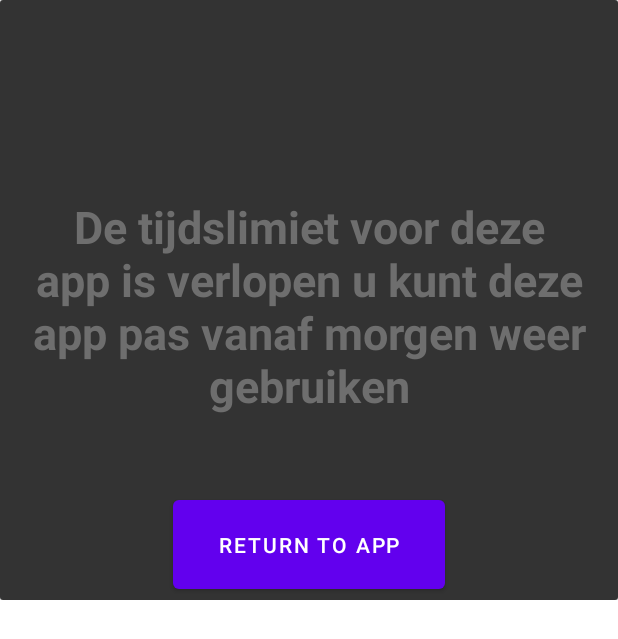
After one commit to jerto2002/Anti-Addict, an Android app: the layout popup_window.xml on its own in the app's theme, with its tools: preview values and no code run, on a phone screen of 412 x 824 dp. The commit adds this screen. Shown: the top 639 px of the screen. Run offline under Robolectric (Android 15) with nearby library versions, the phone set to English and light mode, and no system bars.

Commit message:
teken over andere app wanneer tijdslimiet word overschreden.

```diff
--- a/app/src/main/AndroidManifest.xml
+++ b/app/src/main/AndroidManifest.xml
@@ -10,6 +10,7 @@
     <uses-permission android:name="android.permission.FOREGROUND_SERVICE"></uses-permission>
     <uses-permission android:name="android.permission.REQUEST_IGNORE_BATTERY_OPTIMIZATIONS"></uses-permission>
     <uses-permission-sdk-23 android:name="android.permission.REQUEST_COMPANION_RUN_IN_BACKGROUND" />
+    <uses-permission android:name="android.permission.SYSTEM_ALERT_WINDOW"/>
     <application
         android:allowBackup="true"
         android:dataExtractionRules="@xml/data_extraction_rules"
@@ -49,6 +50,10 @@
                 android:name="android.app.lib_name"
                 android:value="" />
         </activity>
+        <service
+            android:name=".ForegroundService"
+            android:enabled="true"
+            android:exported="true"></service>
         <service android:name=".ForegroundTestService" android:stopWithTask="false"></service>
         <service android:name=".TestService" android:stopWithTask="false"></service>
     </application>
--- a/app/src/main/java/com/example/appduration/TestcommonFunctions.kt
+++ b/app/src/main/java/com/example/appduration/TestcommonFunctions.kt
@@ -52,6 +52,9 @@ class TestcommonFunctions : AppCompatActivity() {
                         time += (v.get(i + 1).timeStamp - v.get(i).timeStamp);
                     }
                 }
+                if(v.get(v.size -1).eventType == 1){
+                    time += System.currentTimeMillis() - v.get(v.size -1).timeStamp;
+                }
                 result.put(k,   time);
             }
             return result;
--- /dev/null
+++ b/app/src/main/res/layout/popup_window.xml
@@ -0,0 +1,48 @@
+<?xml version="1.0" encoding="utf-8"?>
+<RelativeLayout xmlns:android="http://schemas.android.com/apk/res/android"
+    xmlns:app="http://schemas.android.com/apk/res-auto"
+    android:layout_width="match_parent"
+    android:layout_height="400dp"
+    android:background="@android:color/transparent">
+
+    <androidx.cardview.widget.CardView
+        android:layout_width="match_parent"
+        android:layout_height="400dp"
+        android:layout_centerInParent="true">
+
+        <LinearLayout
+            android:layout_width="match_parent"
+            android:layout_height="560dp"
+            android:layout_centerHorizontal="true"
+            android:background="#333333"
+            android:gravity="center"
+            android:orientation="vertical"
+
+            android:padding="10dp">
+
+            <TextView
+                android:id="@+id/titleText"
+                android:layout_width="wrap_content"
+                android:layout_height="wrap_content"
+                android:layout_gravity="center"
+                android:gravity="center"
+                android:paddingBottom="20dp"
+                android:text="De tijdslimiet voor deze app is verlopen u kunt deze app pas vanaf morgen weer gebruiken"
+                android:textColor="#6E6E6E"
+                android:textSize="30sp"
+                android:textStyle="bold" />
+
+            <Button
+                android:id="@+id/window_close"
+                android:layout_width="181dp"
+                android:layout_height="wrap_content"
+                android:layout_margin="30dp"
+                android:padding="20dp"
+                android:text="Return to app"
+                android:textColor="#FFFFFF" />
+
+        </LinearLayout>
+
+    </androidx.cardview.widget.CardView>
+
+</RelativeLayout>
```
Also changed, not shown: app/src/main/java/com/example/appduration/ForegroundService.kt (added, +64 -0 lines), app/src/main/java/com/example/appduration/ForegroundTestService.kt (+39 -2 lines), app/src/main/java/com/example/appduration/MainActivity.kt (+16 -1 lines), app/src/main/java/com/example/appduration/Window.kt (added, +72 -0 lines).
